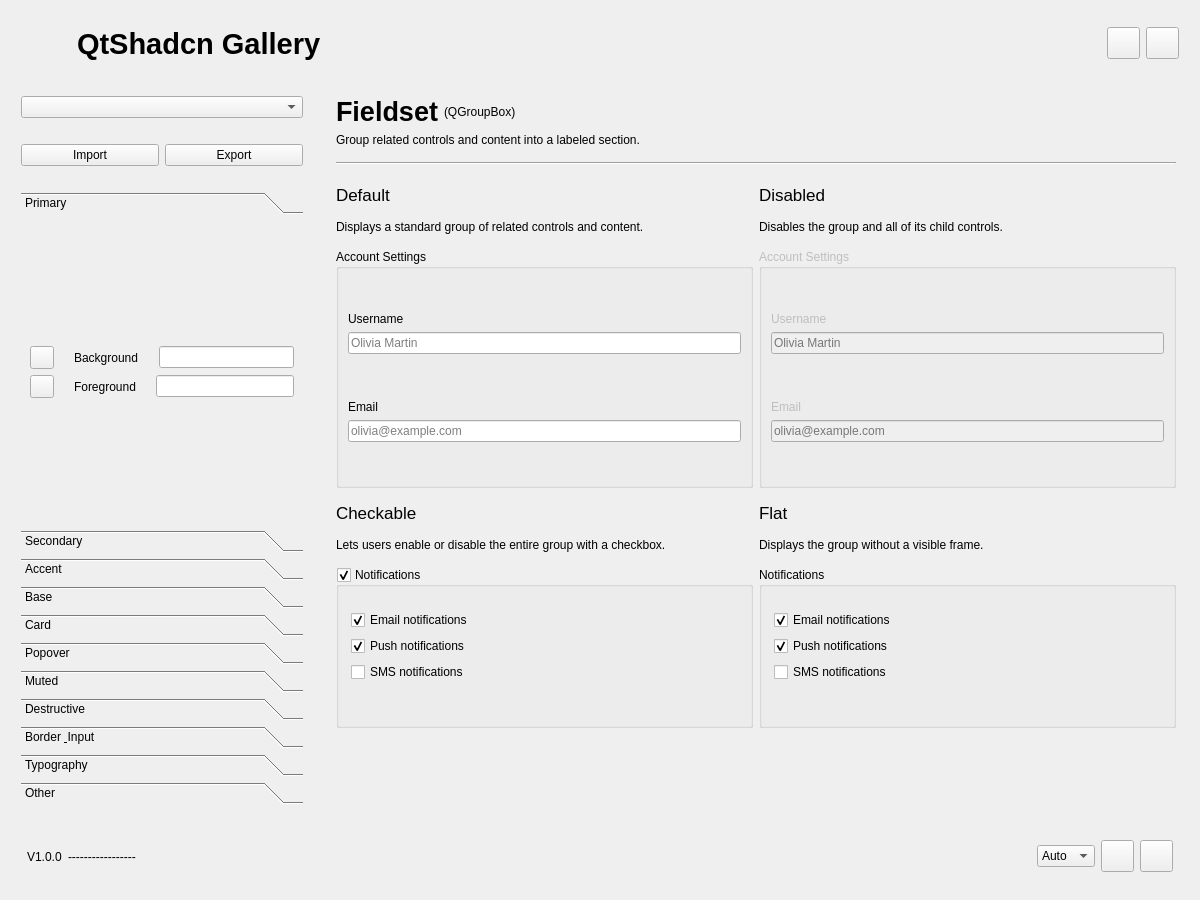
Old version of the form examples/gallery/main_window.ui in the repository BugCodeX/QtShadcn.
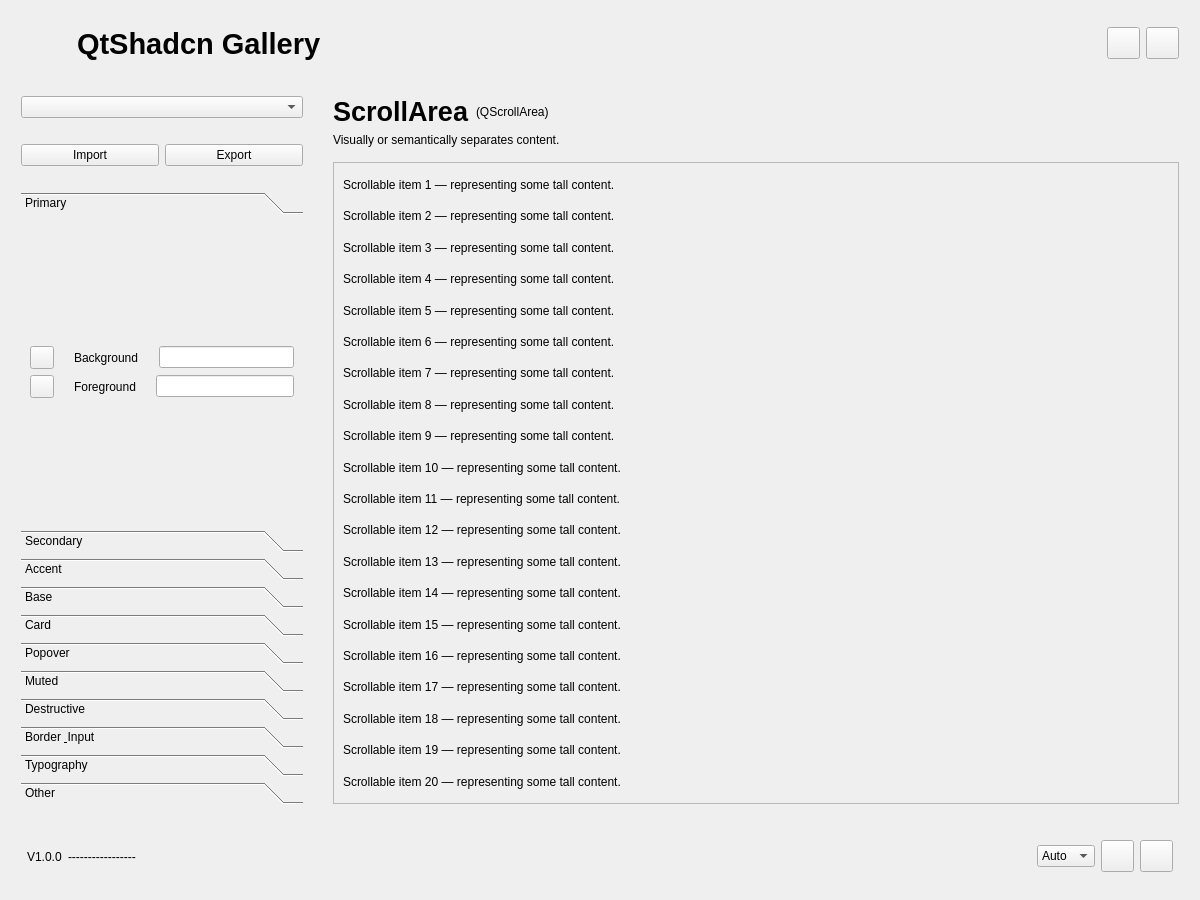
New version of the form. The open tabs and pages were chosen to show the change. Icons and pictures are not drawn.

Commit message: feat: add QScrollArea and QScrollBar examples to gallery

The edit to the form file:
```diff
--- a/examples/gallery/main_window.ui
+++ b/examples/gallery/main_window.ui
@@ -2138,6 +2138,393 @@
         <property name="currentIndex">
          <number>13</number>
         </property>
+        <widget class="QWidget" name="scrollarea_page">
+         <layout class="QVBoxLayout" name="verticalLayout_22">
+          <item>
+           <layout class="QVBoxLayout" name="verticalLayout_57">
+            <property name="bottomMargin">
+             <number>9</number>
+            </property>
+            <item>
+             <layout class="QHBoxLayout" name="horizontalLayout_56">
+              <item>
+               <widget class="QLabel" name="label_200">
+                <property name="sizePolicy">
+                 <sizepolicy hsizetype="Fixed" vsizetype="Preferred">
+                  <horstretch>0</horstretch>
+                  <verstretch>0</verstretch>
+                 </sizepolicy>
+                </property>
+                <property name="styleSheet">
+                 <string notr="true">font-size: 20pt;
+font-weight: 600;</string>
+                </property>
+                <property name="text">
+                 <string>ScrollArea</string>
+                </property>
+               </widget>
+              </item>
+              <item>
+               <widget class="QLabel" name="label_201">
+                <property name="text">
+                 <string>(QScrollArea)</string>
+                </property>
+               </widget>
+              </item>
+             </layout>
+            </item>
+            <item>
+             <widget class="QLabel" name="label_202">
+              <property name="text">
+               <string>Visually or semantically separates content.</string>
+              </property>
+              <property name="wordWrap">
+               <bool>true</bool>
+              </property>
+              <property name="class" stdset="0">
+               <string>muted</string>
+              </property>
+             </widget>
+            </item>
+           </layout>
+          </item>
+          <item>
+           <layout class="QGridLayout" name="gridLayout_7">
+            <item row="0" column="0">
+             <widget class="QScrollArea" name="scrollArea">
+              <property name="widgetResizable">
+               <bool>true</bool>
+              </property>
+              <widget class="QWidget" name="scrollAreaWidgetContents">
+               <property name="geometry">
+                <rect>
+                 <x>0</x>
+                 <y>0</y>
+                 <width>844</width>
+                 <height>624</height>
+                </rect>
+               </property>
+               <layout class="QVBoxLayout" name="verticalLayout_scroll_content">
+                <item>
+                 <widget class="QLabel" name="scroll_lbl_1">
+                  <property name="text">
+                   <string>Scrollable item 1 — representing some tall content.</string>
+                  </property>
+                 </widget>
+                </item>
+                <item>
+                 <widget class="QLabel" name="scroll_lbl_2">
+                  <property name="text">
+                   <string>Scrollable item 2 — representing some tall content.</string>
+                  </property>
+                 </widget>
+                </item>
+                <item>
+                 <widget class="QLabel" name="scroll_lbl_3">
+                  <property name="text">
+                   <string>Scrollable item 3 — representing some tall content.</string>
+                  </property>
+                 </widget>
+                </item>
+                <item>
+                 <widget class="QLabel" name="scroll_lbl_4">
+                  <property name="text">
+                   <string>Scrollable item 4 — representing some tall content.</string>
+                  </property>
+                 </widget>
+                </item>
+                <item>
+                 <widget class="QLabel" name="scroll_lbl_5">
+                  <property name="text">
+                   <string>Scrollable item 5 — representing some tall content.</string>
+                  </property>
+                 </widget>
+                </item>
+                <item>
+                 <widget class="QLabel" name="scroll_lbl_6">
+                  <property name="text">
+                   <string>Scrollable item 6 — representing some tall content.</string>
+                  </property>
+                 </widget>
+                </item>
+                <item>
+                 <widget class="QLabel" name="scroll_lbl_7">
+                  <property name="text">
+                   <string>Scrollable item 7 — representing some tall content.</string>
+                  </property>
+                 </widget>
+                </item>
+                <item>
+                 <widget class="QLabel" name="scroll_lbl_8">
+                  <property name="text">
+                   <string>Scrollable item 8 — representing some tall content.</string>
+                  </property>
+                 </widget>
+                </item>
+                <item>
+                 <widget class="QLabel" name="scroll_lbl_9">
+                  <property name="text">
+                   <string>Scrollable item 9 — representing some tall content.</string>
+                  </property>
+                 </widget>
+                </item>
+                <item>
+                 <widget class="QLabel" name="scroll_lbl_10">
+                  <property name="text">
+                   <string>Scrollable item 10 — representing some tall content.</string>
+                  </property>
+                 </widget>
+                </item>
+                <item>
+                 <widget class="QLabel" name="scroll_lbl_11">
+                  <property name="text">
+                   <string>Scrollable item 11 — representing some tall content.</string>
+                  </property>
+                 </widget>
+                </item>
+                <item>
+                 <widget class="QLabel" name="scroll_lbl_12">
+                  <property name="text">
+                   <string>Scrollable item 12 — representing some tall content.</string>
+                  </property>
+                 </widget>
+                </item>
+                <item>
+                 <widget class="QLabel" name="scroll_lbl_13">
+                  <property name="text">
+                   <string>Scrollable item 13 — representing some tall content.</string>
+                  </property>
+                 </widget>
+                </item>
+                <item>
+                 <widget class="QLabel" name="scroll_lbl_14">
+                  <property name="text">
+                   <string>Scrollable item 14 — representing some tall content.</string>
+                  </property>
+                 </widget>
+                </item>
+                <item>
+                 <widget class="QLabel" name="scroll_lbl_15">
+                  <property name="text">
+                   <string>Scrollable item 15 — representing some tall content.</string>
+                  </property>
+                 </widget>
+                </item>
+                <item>
+                 <widget class="QLabel" name="scroll_lbl_16">
+                  <property name="text">
+                   <string>Scrollable item 16 — representing some tall content.</string>
+                  </property>
+                 </widget>
+                </item>
+                <item>
+                 <widget class="QLabel" name="scroll_lbl_17">
+                  <property name="text">
+                   <string>Scrollable item 17 — representing some tall content.</string>
+                  </property>
+                 </widget>
+                </item>
+                <item>
+                 <widget class="QLabel" name="scroll_lbl_18">
+                  <property name="text">
+                   <string>Scrollable item 18 — representing some tall content.</string>
+                  </property>
+                 </widget>
+                </item>
+                <item>
+                 <widget class="QLabel" name="scroll_lbl_19">
+                  <property name="text">
+                   <string>Scrollable item 19 — representing some tall content.</string>
+                  </property>
+                 </widget>
+                </item>
+                <item>
+                 <widget class="QLabel" name="scroll_lbl_20">
+                  <property name="text">
+                   <string>Scrollable item 20 — representing some tall content.</string>
+                  </property>
+                 </widget>
+                </item>
+               </layout>
+              </widget>
+             </widget>
+            </item>
+           </layout>
+          </item>
+         </layout>
+        </widget>
+        <widget class="QWidget" name="scrollbar_page">
+         <layout class="QVBoxLayout" name="verticalLayout_24">
+          <item>
+           <layout class="QVBoxLayout" name="verticalLayout_58">
+            <property name="bottomMargin">
+             <number>9</number>
+            </property>
+            <item>
+             <layout class="QHBoxLayout" name="horizontalLayout_57">
+              <item>
+               <widget class="QLabel" name="label_203">
+                <property name="sizePolicy">
+                 <sizepolicy hsizetype="Fixed" vsizetype="Preferred">
+                  <horstretch>0</horstretch>
+                  <verstretch>0</verstretch>
+                 </sizepolicy>
+                </property>
+                <property name="styleSheet">
+                 <string notr="true">font-size: 20pt;
+font-weight: 600;</string>
+                </property>
+                <property name="text">
+                 <string>ScrollBar</string>
+                </property>
+               </widget>
+              </item>
+              <item>
+               <widget class="QLabel" name="label_204">
+                <property name="text">
+                 <string>(QScrollBar)</string>
+                </property>
+               </widget>
+              </item>
+             </layout>
+            </item>
+            <item>
+             <widget class="QLabel" name="label_205">
+              <property name="text">
+               <string>The raw scrollbar component used directly, standalone.</string>
+              </property>
+              <property name="wordWrap">
+               <bool>true</bool>
+              </property>
+              <property name="class" stdset="0">
+               <string>muted</string>
+              </property>
+             </widget>
+            </item>
+           </layout>
+          </item>
+          <item>
+           <layout class="QGridLayout" name="gridLayout_8">
+            <item row="4" column="0">
+             <widget class="QScrollBar" name="verticalScrollBar">
+              <property name="minimumSize">
+               <size>
+                <width>0</width>
+                <height>200</height>
+               </size>
+              </property>
+              <property name="maximumSize">
+               <size>
+                <width>16777215</width>
+                <height>200</height>
+               </size>
+              </property>
+              <property name="orientation">
+               <enum>Qt::Orientation::Vertical</enum>
+              </property>
+             </widget>
+            </item>
+            <item row="3" column="0">
+             <widget class="QLabel" name="label_57">
+              <property name="styleSheet">
+               <string notr="true">font-size: 13pt;</string>
+              </property>
+              <property name="text">
+               <string>Scroll Vertical</string>
+              </property>
+             </widget>
+            </item>
+            <item row="4" column="1">
+             <widget class="QScrollBar" name="verticalScrollBar_2">
+              <property name="minimumSize">
+               <size>
+                <width>0</width>
+                <height>200</height>
+               </size>
+              </property>
+              <property name="maximumSize">
+               <size>
+                <width>16777215</width>
+                <height>200</height>
+               </size>
+              </property>
+              <property name="value">
+               <number>50</number>
+              </property>
+              <property name="orientation">
+               <enum>Qt::Orientation::Vertical</enum>
+              </property>
+             </widget>
+            </item>
+            <item row="1" column="0">
+             <widget class="QScrollBar" name="horizontalScrollBar">
+              <property name="orientation">
+               <enum>Qt::Orientation::Horizontal</enum>
+              </property>
+             </widget>
+            </item>
+            <item row="2" column="0">
+             <spacer name="verticalSpacer_76">
+              <property name="orientation">
+               <enum>Qt::Orientation::Vertical</enum>
+              </property>
+              <property name="sizeHint" stdset="0">
+               <size>
+                <width>20</width>
+                <height>40</height>
+               </size>
+              </property>
+             </spacer>
+            </item>
+            <item row="0" column="0">
+             <widget class="QLabel" name="label_52">
+              <property name="styleSheet">
+               <string notr="true">font-size: 13pt;</string>
+              </property>
+              <property name="text">
+               <string>Scroll Horizontal</string>
+              </property>
+             </widget>
+            </item>
+            <item row="1" column="1">
+             <widget class="QScrollBar" name="horizontalScrollBar_2">
+              <property name="minimumSize">
+               <size>
+                <width>200</width>
+                <height>0</height>
+               </size>
+              </property>
+              <property name="maximumSize">
+               <size>
+                <width>200</width>
+                <height>16777215</height>
+               </size>
+              </property>
+              <property name="value">
+               <number>50</number>
+              </property>
+              <property name="orientation">
+               <enum>Qt::Orientation::Horizontal</enum>
+              </property>
+             </widget>
+            </item>
+           </layout>
+          </item>
+          <item>
+           <spacer name="verticalSpacer_75">
+            <property name="orientation">
+             <enum>Qt::Orientation::Vertical</enum>
+            </property>
+            <property name="sizeHint" stdset="0">
+             <size>
+              <width>20</width>
+              <height>40</height>
+             </size>
+            </property>
+           </spacer>
+          </item>
+         </layout>
+        </widget>
         <widget class="QWidget" name="overview_page">
          <layout class="QVBoxLayout" name="verticalLayout_7">
           <property name="leftMargin">
```
Left out of the diff: 2 changed lines with no effect on the pictures. The commit also changes 1 other file.
